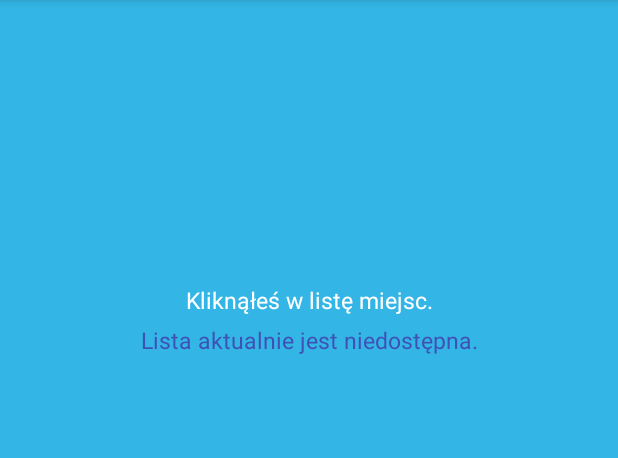
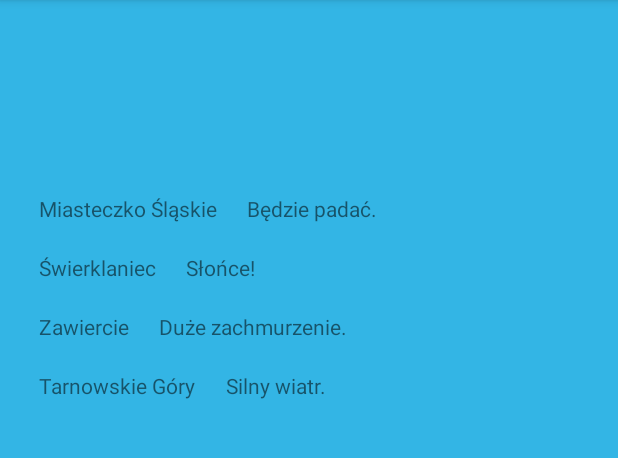
Before and after one commit to annakulaczz/LaboratoriumPum2_AppPog, an Android app: the screen it shows after launch (Main2Activity), after a tap on "POKAŻ LISTĘ DOSTĘPNYCH MIEJSC", on a phone screen of 412 x 824 dp, the part 84-542 px from its top. Run offline under Robolectric (Android 15) with nearby library versions, the phone set to English and light mode, and no system bars; our stand-ins replace ButterKnife; 1 other tap on this screen came first.

Commit message:
lista miejsc

```diff
--- a/app/build.gradle
+++ b/app/build.gradle
@@ -1,11 +1,11 @@
 apply plugin: 'com.android.application'
 
 android {
-    compileSdkVersion 26
+    compileSdkVersion 27
     defaultConfig {
         applicationId "com.example.ania.apppog"
         minSdkVersion 22
-        targetSdkVersion 26
+        targetSdkVersion 27
         versionCode 1
         versionName "1.0"
         testInstrumentationRunner "android.support.test.runner.AndroidJUnitRunner"
@@ -18,11 +18,22 @@ android {
     }
 }
 
+repositories {
+    mavenCentral()
+    google()
+}
+
 dependencies {
     implementation fileTree(dir: 'libs', include: ['*.jar'])
-    implementation 'com.android.support:appcompat-v7:26.1.0'
+    implementation 'com.android.support:appcompat-v7:27.0.2'
     implementation 'com.android.support.constraint:constraint-layout:1.0.2'
+    implementation 'com.android.support:recyclerview-v7:27.0.2'
+    implementation 'com.jakewharton:butterknife:8.8.1'
+    annotationProcessor 'com.jakewharton:butterknife-compiler:8.8.1'
     testImplementation 'junit:junit:4.12'
     androidTestImplementation 'com.android.support.test:runner:1.0.1'
     androidTestImplementation 'com.android.support.test.espresso:espresso-core:3.0.1'
+
+    implementation 'com.github.bumptech.glide:glide:4.4.0'
+    annotationProcessor 'com.github.bumptech.glide:compiler:4.4.0'
 }
--- a/app/src/main/java/com/example/ania/apppog/Main2Activity.java
+++ b/app/src/main/java/com/example/ania/apppog/Main2Activity.java
@@ -2,22 +2,44 @@ package com.example.ania.apppog;
 
 import android.support.v7.app.AppCompatActivity;
 import android.os.Bundle;
+import android.support.v7.widget.LinearLayoutManager;
+import android.support.v7.widget.RecyclerView;
 import android.widget.TextView;
 
+import java.util.ArrayList;
+
+import butterknife.BindView;
+import butterknife.ButterKnife;
+
 public class Main2Activity extends AppCompatActivity {
+
+    @BindView(R.id.recyclerView)
+    RecyclerView recyclerView;
+
+    @BindView(R.id.city_TV2)
+    TextView city_TV2;
 
     @Override
     protected void onCreate(Bundle savedInstanceState) {
         super.onCreate(savedInstanceState);
         setContentView(R.layout.activity_main2);
+        ButterKnife.bind(this);
 
-        final TextView city_TV = findViewById (R.id.city_TV );
+         Bundle bundle = getIntent().getExtras();
+        String city = bundle.getString("KEY");
+        city_TV2.setText(city);
 
-        Bundle bundle = getIntent().getExtras();
+        ArrayList<Place> places = new ArrayList<>();
+        places.add(new Place("Miasteczko Śląskie", "Będzie padać."));
+        places.add(new Place("Świerklaniec","Słońce!"));
+        places.add(new Place("Zawiercie","Duże zachmurzenie."));
+        places.add(new Place("Tarnowskie Góry","Silny wiatr."));
 
-        String city = bundle.getString("city_TV");
+        RecyclerView.LayoutManager layoutManager = new LinearLayoutManager(getApplicationContext());
+        recyclerView.setLayoutManager(layoutManager);
 
-        city_TV.setText(city);
+        PlaceAdapter placeAdapter = new PlaceAdapter(places);
+        recyclerView.setAdapter(placeAdapter);
 
     }
 }
--- a/app/src/main/java/com/example/ania/apppog/MainActivity.java
+++ b/app/src/main/java/com/example/ania/apppog/MainActivity.java
@@ -6,39 +6,54 @@ import android.os.Bundle;
 import android.view.View;
 import android.widget.Button;
 import android.widget.EditText;
+import android.widget.ImageView;
 import android.widget.TextView;
 
+import butterknife.BindView;
+import butterknife.ButterKnife;
+import butterknife.OnClick;
+
 public class MainActivity extends AppCompatActivity {
+
+    @BindView(R.id.change_place_ET)
+    EditText change_place_ET;
+
+    @BindView(R.id.change_place_BTT)
+    Button change_place_BTT;
+
+    @BindView(R.id.city_TV)
+    TextView city_TV;
+
+    @BindView(R.id.places_BTT)
+    Button places_BTT;
+
+    @BindView(R.id.sun_image)
+    ImageView sun_image;
+
+    @OnClick(R.id.change_place_BTT)
+    void onClick_change_places_BTT(View view)
+    {
+        String new_place = change_place_ET.getText().toString();
+        city_TV.setText(new_place);
+    }
+
+    @OnClick(R.id.places_BTT)
+    void onClick_places_BTT(View view)
+    {
+        Intent intent = new Intent(MainActivity.this, Main2Activity.class);
+        Bundle bundle = new Bundle();
+        String city = change_place_ET.getText().toString();
+        bundle.putString("KEY",city);
+        intent.putExtras(bundle);
+        startActivity(intent);
+    }
 
     @Override
     protected void onCreate(Bundle savedInstanceState) {
         super.onCreate(savedInstanceState);
         setContentView(R.layout.activity_main);
-
-        final EditText place_ET = findViewById (R.id.place_ET ) ;
-        final Button change_place_BTT = findViewById (R.id.change_place_BTT ) ;
-        Button places_BTT = findViewById (R.id.places_BTT ) ;
-        final TextView city_TV = findViewById (R.id.city_TV ) ;
-
-        change_place_BTT.setOnClickListener(new View.OnClickListener() {
-            @Override public void onClick(View view) {
-                String nowe = place_ET.getText().toString();
-                city_TV.setText(nowe);
-            }
-        } ) ;
-
-        places_BTT.setOnClickListener
-                (new View.OnClickListener() {
-            @Override public void onClick(View view) {
-            Intent intent = new Intent(MainActivity.this, Main2Activity.class);
-
-                String city = city_TV.getText().toString();
-                intent.putExtra("city_TV", city);
-
-                startActivity(intent);
+        ButterKnife.bind(this);
 
 
-            }
-        } ) ;
     }
 }
--- /dev/null
+++ b/app/src/main/java/com/example/ania/apppog/Place.java
@@ -0,0 +1,43 @@
+package com.example.ania.apppog;
+
+/**
+ * Created by Ania on 2018-01-09.
+ */
+
+public class Place {
+    private String placeName;
+
+
+    public Place(String placeName, int temperature, String information) {
+        this.placeName = placeName;
+        this.temperature = temperature;
+        this.information = information;
+    }
+
+    public Place(String placeName, String information) {
+        this.placeName = placeName;
+        this.information = information;
+    }
+
+    public Place(String placeName, int temperature) {
+        this.placeName = placeName;
+        this.temperature = temperature;
+    }
+
+    private int temperature;
+    private String information;
+
+    public String getPlaceName() {return placeName;}
+
+    public void setPlaceName(String placeName) {this.placeName = placeName;}
+
+    public int getTemperature() {return temperature;}
+
+    public void setTemperature(int temperature) {this.temperature = temperature;}
+
+    public String getInformation() {return information;}
+
+    public void setInformation(String information) {this.information = information;}
+
+
+}
--- /dev/null
+++ b/app/src/main/java/com/example/ania/apppog/PlaceAdapter.java
@@ -0,0 +1,66 @@
+package com.example.ania.apppog;
+
+import android.support.v7.widget.RecyclerView;
+import android.view.LayoutInflater;
+import android.view.View;
+import android.view.ViewGroup;
+import android.widget.TextView;
+
+import java.util.ArrayList;
+
+import butterknife.BindView;
+import butterknife.ButterKnife;
+
+/**
+ * Created by Ania on 2018-01-09.
+ */
+
+public class PlaceAdapter extends RecyclerView.Adapter<PlaceAdapter.ViewHolder>{
+
+    private ArrayList<Place> places = new ArrayList<>();
+    PlaceAdapter(ArrayList<Place> places)
+    {
+        this.places = places;
+    }
+
+    @Override
+    public ViewHolder onCreateViewHolder(ViewGroup parent, int viewType) {
+        View itemLayoutView = LayoutInflater.from(parent.getContext())
+                .inflate(R.layout.list_item, null);
+        return new ViewHolder(itemLayoutView);
+    }
+
+    @Override
+    public void onBindViewHolder(ViewHolder holder, int position) {
+        holder.setPlaceName(places.get(position).getPlaceName());
+        holder.setInfo(places.get(position).getInformation() + "");
+    }
+
+    @Override
+    public int getItemCount() {
+        return places.size();
+    }
+
+    public class ViewHolder extends RecyclerView.ViewHolder {
+
+        @BindView(R.id.placeName)
+        TextView placeName;
+
+        @BindView(R.id.itemInfo)
+        TextView itemInfo;
+
+        public ViewHolder(View itemView) {
+            super(itemView);
+            ButterKnife.bind(this, itemView);
+        }
+
+        private  void setPlaceName(String name)
+        {
+            placeName.setText(name);
+        }
+        public void setInfo(String info)
+        {
+            itemInfo.setText(info);
+        }
+    }
+}
--- a/app/src/main/res/layout/activity_main.xml
+++ b/app/src/main/res/layout/activity_main.xml
@@ -59,7 +59,7 @@
         android:textColor="@android:color/white"/>
 
     <EditText
-        android:id="@+id/place_ET"
+        android:id="@+id/change_place_ET"
         android:layout_width="match_parent"
         android:layout_height="wrap_content"
         android:layout_marginVertical="2dp"/>
--- a/app/src/main/res/layout/activity_main2.xml
+++ b/app/src/main/res/layout/activity_main2.xml
@@ -11,31 +11,18 @@
     tools:context="com.example.ania.apppog.Main2Activity">
 
     <TextView
-        android:id="@+id/city_TV"
+        android:id="@+id/city_TV2"
         android:gravity="center"
-        android:layout_marginTop="20dp"
+        android:layout_marginTop="100dp"
+        android:text="Lista miejsc:"
         android:textColor="@android:color/white"
         android:layout_width="match_parent"
         android:layout_height="wrap_content" />
-    <TextView
-        android:id="@+id/click_TV"
+
+        />
+
+    <android.support.v7.widget.RecyclerView
+        android:id="@+id/recyclerView"
         android:layout_width="match_parent"
-        android:layout_height="wrap_content"
-        android:layout_gravity="center"
-        android:layout_marginTop="150dp"
-        android:gravity="center"
-        android:text="Kliknąłeś w listę miejsc."
-        android:textColor="@android:color/white"
-        android:textSize="15dp"/>
-
-        <TextView
-            android:id="@+id/list_disabled"
-            android:layout_width="match_parent"
-            android:layout_height="wrap_content"
-            android:text="Lista aktualnie jest niedostępna."
-            android:textColor="@color/colorPrimary"
-            android:gravity="center"
-            android:layout_marginVertical="5dp"
-            android:textSize="15dp"
-        />
+        android:layout_height="match_parent" />
 </LinearLayout>
--- /dev/null
+++ b/app/src/main/res/layout/list_item.xml
@@ -0,0 +1,23 @@
+<?xml version="1.0" encoding="utf-8"?>
+<LinearLayout
+    xmlns:android="http://schemas.android.com/apk/res/android"
+    android:layout_width="match_parent"
+    android:layout_height="match_parent"
+    android:orientation="horizontal"
+    android:layout_margin="10dp">
+
+    <TextView
+        android:id="@+id/placeName"
+        android:layout_margin="10dp"
+        android:layout_width="wrap_content"
+        android:layout_height="wrap_content"
+        android:layout_marginRight="5dp"/>
+
+    <TextView
+        android:id="@+id/itemInfo"
+        android:layout_margin="10dp"
+        android:layout_width="wrap_content"
+        android:layout_height="wrap_content"
+
+        />
+</LinearLayout>
```
